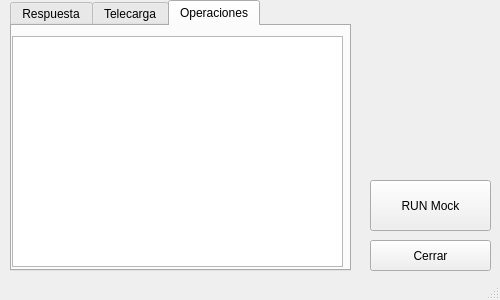
Above: MainWindow/MainWindow.ui from JuaBue/Mock_V2 before the change. Below: the same form after it.
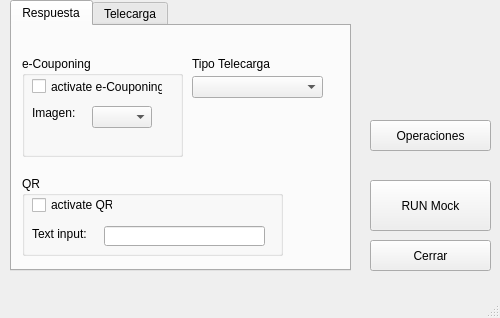
That is the form after the change. Icons and pictures are not drawn.

Commit message: New ui file to show session operations data

```diff
--- a/MainWindow/MainWindow.ui
+++ b/MainWindow/MainWindow.ui
@@ -7,7 +7,7 @@
     <x>0</x>
     <y>0</y>
     <width>500</width>
-    <height>300</height>
+    <height>318</height>
    </rect>
   </property>
   <property name="windowTitle">
@@ -44,7 +44,7 @@
     <property name="geometry">
      <rect>
       <x>410</x>
-      <y>120</y>
+      <y>70</y>
       <width>31</width>
       <height>31</height>
      </rect>
@@ -69,7 +69,7 @@
      </rect>
     </property>
     <property name="currentIndex">
-     <number>2</number>
+     <number>0</number>
     </property>
     <widget class="QWidget" name="tab">
      <attribute name="title">
@@ -254,27 +254,12 @@
       </property>
      </widget>
     </widget>
-    <widget class="QWidget" name="tab_operations">
-     <attribute name="title">
-      <string>Operaciones</string>
-     </attribute>
-     <widget class="QTableWidget" name="op_table">
-      <property name="geometry">
-       <rect>
-        <x>0</x>
-        <y>10</y>
-        <width>331</width>
-        <height>231</height>
-       </rect>
-      </property>
-     </widget>
-    </widget>
    </widget>
    <widget class="QLabel" name="logo">
     <property name="geometry">
      <rect>
-      <x>370</x>
-      <y>50</y>
+      <x>360</x>
+      <y>20</y>
       <width>121</width>
       <height>41</height>
      </rect>
@@ -289,6 +274,19 @@
      <bool>true</bool>
     </property>
    </widget>
+   <widget class="QPushButton" name="ver_op">
+    <property name="geometry">
+     <rect>
+      <x>370</x>
+      <y>120</y>
+      <width>121</width>
+      <height>31</height>
+     </rect>
+    </property>
+    <property name="text">
+     <string>Operaciones</string>
+    </property>
+   </widget>
   </widget>
   <widget class="QMenuBar" name="menubar">
    <property name="geometry">
```
The commit also changes 4 other files.
